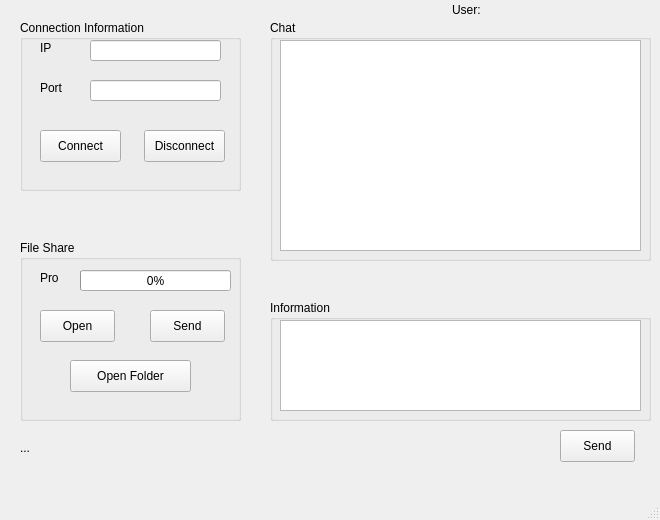
The window that P2PShareFile/scence/mainwindow.ui (thanhnt3105/network-programming-share-file) describes before a commit, drawn with Qt 5.
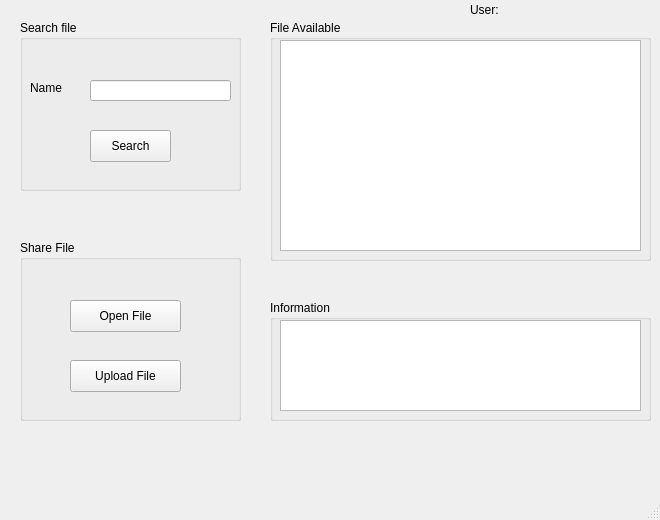
The same window after the commit.

```diff
--- a/P2PShareFile/scence/mainwindow.ui
+++ b/P2PShareFile/scence/mainwindow.ui
@@ -24,106 +24,44 @@
      </rect>
     </property>
     <property name="title">
-     <string>Connection Information</string>
+     <string>Search file</string>
     </property>
-    <widget class="QLineEdit" name="portLineEdit">
-     <property name="geometry">
-      <rect>
-       <x>70</x>
-       <y>60</y>
-       <width>131</width>
-       <height>21</height>
-      </rect>
-     </property>
-    </widget>
     <widget class="QLabel" name="label">
      <property name="geometry">
       <rect>
-       <x>20</x>
-       <y>20</y>
+       <x>10</x>
+       <y>60</y>
        <width>51</width>
        <height>16</height>
       </rect>
      </property>
      <property name="text">
-      <string>IP</string>
+      <string>Name</string>
      </property>
     </widget>
     <widget class="QLineEdit" name="hostLineEdit">
      <property name="geometry">
       <rect>
        <x>70</x>
-       <y>20</y>
-       <width>131</width>
+       <y>60</y>
+       <width>141</width>
        <height>21</height>
       </rect>
      </property>
     </widget>
-    <widget class="QLabel" name="label_2">
+    <widget class="QPushButton" name="searchButton">
      <property name="geometry">
       <rect>
-       <x>20</x>
-       <y>60</y>
-       <width>51</width>
-       <height>16</height>
-      </rect>
-     </property>
-     <property name="text">
-      <string>Port</string>
-     </property>
-    </widget>
-    <widget class="QPushButton" name="connectButton">
-     <property name="geometry">
-      <rect>
-       <x>20</x>
+       <x>70</x>
        <y>110</y>
        <width>81</width>
        <height>32</height>
       </rect>
      </property>
      <property name="text">
-      <string>Connect</string>
+      <string>Search</string>
      </property>
     </widget>
-    <widget class="QPushButton" name="disconnectButton">
-     <property name="geometry">
-      <rect>
-       <x>124</x>
-       <y>110</y>
-       <width>81</width>
-       <height>32</height>
-      </rect>
-     </property>
-     <property name="text">
-      <string>Disconnect</string>
-     </property>
-    </widget>
-   </widget>
-   <widget class="QPushButton" name="sendMesButton">
-    <property name="geometry">
-     <rect>
-      <x>560</x>
-      <y>430</y>
-      <width>75</width>
-      <height>32</height>
-     </rect>
-    </property>
-    <property name="text">
-     <string>Send</string>
-    </property>
-   </widget>
-   <widget class="QLabel" name="currentStatusLabel">
-    <property name="geometry">
-     <rect>
-      <x>20</x>
-      <y>440</y>
-      <width>371</width>
-      <height>16</height>
-     </rect>
-    </property>
-    <property name="text">
-     <string>...</string>
-    </property>
    </widget>
    <widget class="QGroupBox" name="groupBox_3">
     <property name="geometry">
@@ -135,7 +73,7 @@
      </rect>
     </property>
     <property name="title">
-     <string>Chat</string>
+     <string>File Available</string>
     </property>
     <widget class="QTextBrowser" name="textBrowser">
      <property name="geometry">
@@ -181,78 +119,39 @@
      </rect>
     </property>
     <property name="title">
-     <string>File Share</string>
+     <string>Share File</string>
     </property>
-    <widget class="QLabel" name="label_3">
-     <property name="geometry">
-      <rect>
-       <x>20</x>
-       <y>30</y>
-       <width>31</width>
-       <height>16</height>
-      </rect>
-     </property>
-     <property name="text">
-      <string>Pro</string>
-     </property>
-    </widget>
-    <widget class="QProgressBar" name="clientProgressBar">
-     <property name="geometry">
-      <rect>
-       <x>60</x>
-       <y>30</y>
-       <width>151</width>
-       <height>21</height>
-      </rect>
-     </property>
-     <property name="value">
-      <number>0</number>
-     </property>
-    </widget>
     <widget class="QPushButton" name="openButton">
      <property name="geometry">
       <rect>
-       <x>20</x>
-       <y>70</y>
-       <width>75</width>
+       <x>50</x>
+       <y>60</y>
+       <width>111</width>
        <height>32</height>
       </rect>
      </property>
      <property name="text">
-      <string>Open</string>
+      <string>Open File</string>
      </property>
     </widget>
-    <widget class="QPushButton" name="sendFileButton">
-     <property name="geometry">
-      <rect>
-       <x>130</x>
-       <y>70</y>
-       <width>75</width>
-       <height>32</height>
-      </rect>
-     </property>
-     <property name="text">
-      <string>Send</string>
-     </property>
-    </widget>
-    <widget class="QPushButton" name="openFolderButton">
+    <widget class="QPushButton" name="uploadButton">
      <property name="geometry">
       <rect>
        <x>50</x>
        <y>120</y>
-       <width>121</width>
+       <width>111</width>
        <height>32</height>
       </rect>
      </property>
      <property name="text">
-      <string>Open Folder</string>
+      <string>Upload File</string>
      </property>
     </widget>
    </widget>
    <widget class="QLabel" name="currentUserLabel">
     <property name="geometry">
      <rect>
-      <x>452</x>
+      <x>470</x>
       <y>0</y>
       <width>161</width>
       <height>20</height>
```
Left out of the diff: 4 changed lines with no effect on the pictures.
